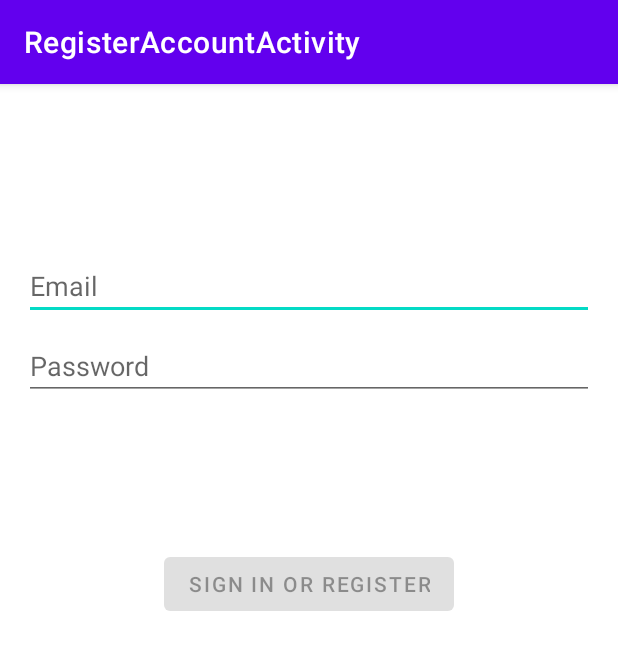
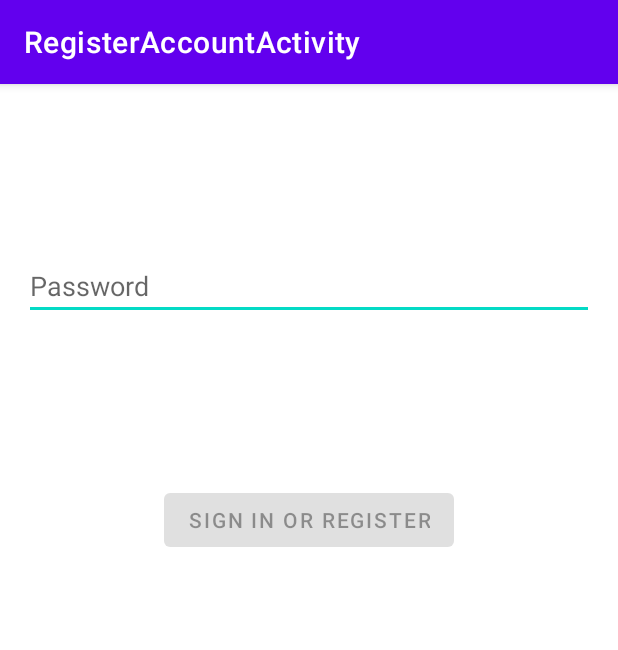
Before and after one commit to CoDen256/deutschland-app, an Android app: the screen it shows after launch (AccountLoginActivity), on a phone screen of 412 x 824 dp. Shown: the top 650 px of the screen. Run offline under Robolectric (Android 15) with nearby library versions, the phone set to English and light mode, and no system bars.

Commit message:
Implement Login

```diff
--- a/app/src/main/java/de/app/ui/account/login/AccountLoginActivity.kt
+++ b/app/src/main/java/de/app/ui/account/login/AccountLoginActivity.kt
@@ -28,12 +28,13 @@ class AccountLoginActivity : AppCompatActivity() {
         binding = ActivityAccountLoginBinding.inflate(layoutInflater)
         setContentView(binding.root)
 
-        val username = binding.username
-        val password = binding.password
+        val pin = binding.pin
         val login = binding.login
         val loading = binding.loading
 
-        loginViewModel = LoginViewModel(SessionManager(AccountDataSource()))
+        val dataSource = AccountDataSource()
+        val selectedAccount = dataSource.getAccounts()[0]
+        loginViewModel = LoginViewModel(SessionManager(dataSource))
 
         loginViewModel.loginFormState.observe(this, Observer {
             val loginState = it ?: return@Observer
@@ -41,11 +42,8 @@ class AccountLoginActivity : AppCompatActivity() {
             // disable login button unless both username / password is valid
             login.isEnabled = loginState.isDataValid
 
-            if (loginState.usernameError != null) {
-                username.error = getString(loginState.usernameError)
-            }
             if (loginState.passwordError != null) {
-                password.error = getString(loginState.passwordError)
+                pin.error = getString(loginState.passwordError)
             }
         })
 
@@ -65,18 +63,12 @@ class AccountLoginActivity : AppCompatActivity() {
             finish()
         })
 
-        username.afterTextChanged {
-            loginViewModel.loginDataChanged(
-                username.text.toString(),
-                password.text.toString()
-            )
-        }
 
-        password.apply {
+        pin.apply {
             afterTextChanged {
                 loginViewModel.loginDataChanged(
-                    username.text.toString(),
-                    password.text.toString()
+                    selectedAccount.accountId,
+                    pin.text.toString()
                 )
             }
 
@@ -84,8 +76,8 @@ class AccountLoginActivity : AppCompatActivity() {
                 when (actionId) {
                     EditorInfo.IME_ACTION_DONE ->
                         loginViewModel.login(
-                            username.text.toString(),
-                            password.text.toString()
+                            selectedAccount.accountId,
+                            pin.text.toString()
                         )
                 }
                 false
@@ -93,7 +85,7 @@ class AccountLoginActivity : AppCompatActivity() {
 
             login.setOnClickListener {
                 loading.visibility = View.VISIBLE
-                loginViewModel.login(username.text.toString(), password.text.toString())
+                loginViewModel.login(selectedAccount.accountId, pin.text.toString())
             }
         }
     }
--- a/app/src/main/java/de/app/ui/account/login/LoginFormState.kt
+++ b/app/src/main/java/de/app/ui/account/login/LoginFormState.kt
@@ -4,7 +4,6 @@ package de.app.ui.account.login
  * Data validation state of the login form.
  */
 data class LoginFormState(
-    val usernameError: Int? = null,
     val passwordError: Int? = null,
     val isDataValid: Boolean = false
 )
--- a/app/src/main/res/layout/activity_account_login.xml
+++ b/app/src/main/res/layout/activity_account_login.xml
@@ -12,30 +12,18 @@
     tools:context=".ui.account.login.AccountLoginActivity">
 
     <EditText
-        android:id="@+id/username"
+        android:id="@+id/pin"
         android:layout_width="0dp"
         android:layout_height="wrap_content"
         android:layout_marginTop="96dp"
-        android:hint="@string/prompt_email"
-        android:inputType="textEmailAddress"
+        android:hint="@string/prompt_password"
+        android:imeActionLabel="@string/action_sign_in_short"
+        android:imeOptions="actionDone"
+        android:inputType="numberPassword"
         android:selectAllOnFocus="true"
         app:layout_constraintEnd_toEndOf="parent"
         app:layout_constraintStart_toStartOf="parent"
         app:layout_constraintTop_toTopOf="parent" />
-
-    <EditText
-        android:id="@+id/password"
-        android:layout_width="0dp"
-        android:layout_height="wrap_content"
-        android:layout_marginTop="8dp"
-        android:hint="@string/prompt_password"
-        android:imeActionLabel="@string/action_sign_in_short"
-        android:imeOptions="actionDone"
-        android:inputType="textPassword"
-        android:selectAllOnFocus="true"
-        app:layout_constraintEnd_toEndOf="parent"
-        app:layout_constraintStart_toStartOf="parent"
-        app:layout_constraintTop_toBottomOf="@+id/username" />
 
     <Button
         android:id="@+id/login"
@@ -49,7 +37,7 @@
         app:layout_constraintBottom_toBottomOf="parent"
         app:layout_constraintEnd_toEndOf="parent"
         app:layout_constraintStart_toStartOf="parent"
-        app:layout_constraintTop_toBottomOf="@+id/password"
+        app:layout_constraintTop_toBottomOf="@+id/pin"
         app:layout_constraintVertical_bias="0.2" />
 
     <ProgressBar
@@ -61,8 +49,8 @@
         android:layout_marginBottom="64dp"
         android:visibility="gone"
         app:layout_constraintBottom_toBottomOf="parent"
-        app:layout_constraintEnd_toEndOf="@+id/password"
-        app:layout_constraintStart_toStartOf="@+id/password"
+        app:layout_constraintEnd_toEndOf="@+id/pin"
+        app:layout_constraintStart_toStartOf="@+id/pin"
         app:layout_constraintTop_toTopOf="parent"
         app:layout_constraintVertical_bias="0.3" />
 
```
Also changed, not shown: app/src/main/java/de/app/ui/account/login/LoginViewModel.kt (+7 -20 lines).
